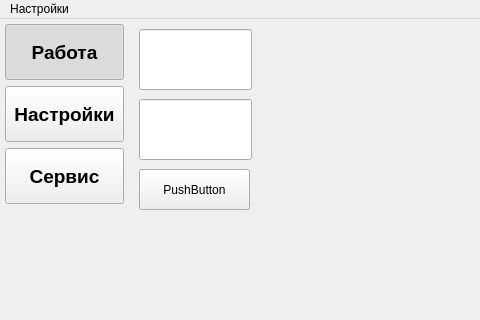
Above: mainwindow.ui from Wooferpenza/HMI before the change; both pictures show x 0 to 480 and y 0 to 320 of the 1024 by 768 pixel window. Below: the same form after it.
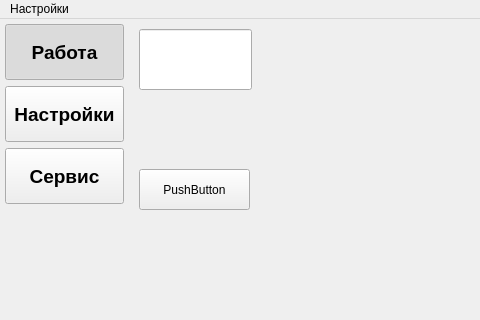
That is the form after the change. Custom widgets are drawn as their Qt base class.

Commit message: Указал некоторорые свойства

Patch:
```diff
--- a/mainwindow.ui
+++ b/mainwindow.ui
@@ -262,39 +262,6 @@
            <string>D0</string>
           </property>
          </widget>
-         <widget class="NumericDisplay" name="lineEditCounter">
-          <property name="geometry">
-           <rect>
-            <x>10</x>
-            <y>80</y>
-            <width>113</width>
-            <height>61</height>
-           </rect>
-          </property>
-          <property name="font">
-           <font>
-            <pointsize>15</pointsize>
-           </font>
-          </property>
-          <property name="focusPolicy">
-           <enum>Qt::FocusPolicy::NoFocus</enum>
-          </property>
-          <property name="alignment">
-           <set>Qt::AlignmentFlag::AlignCenter</set>
-          </property>
-          <property name="readOnly">
-           <bool>true</bool>
-          </property>
-          <property name="readAddress" stdset="0">
-           <UInt>0</UInt>
-          </property>
-          <property name="writeAddress" stdset="0">
-           <UInt>0</UInt>
-          </property>
-          <property name="TypeData" stdset="0">
-           <number>0</number>
-          </property>
-         </widget>
          <widget class="MomentaryButton" name="StartButton">
           <property name="geometry">
            <rect>
```
Left out of the diff: 77 changed lines with no effect on the pictures.
